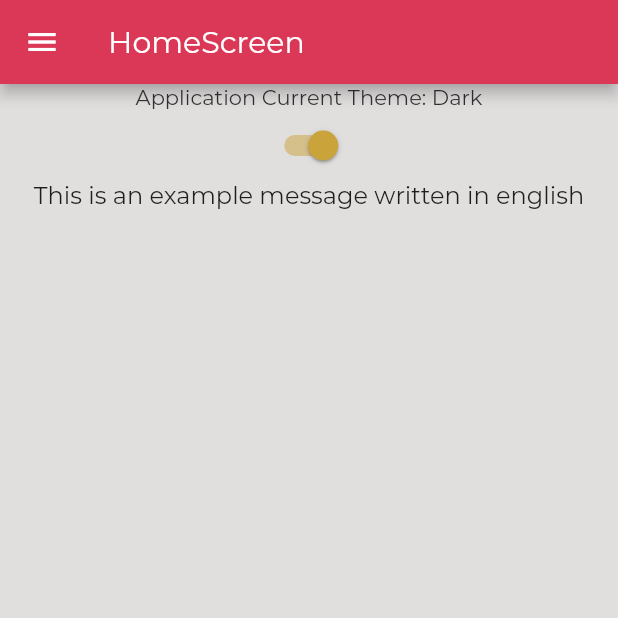
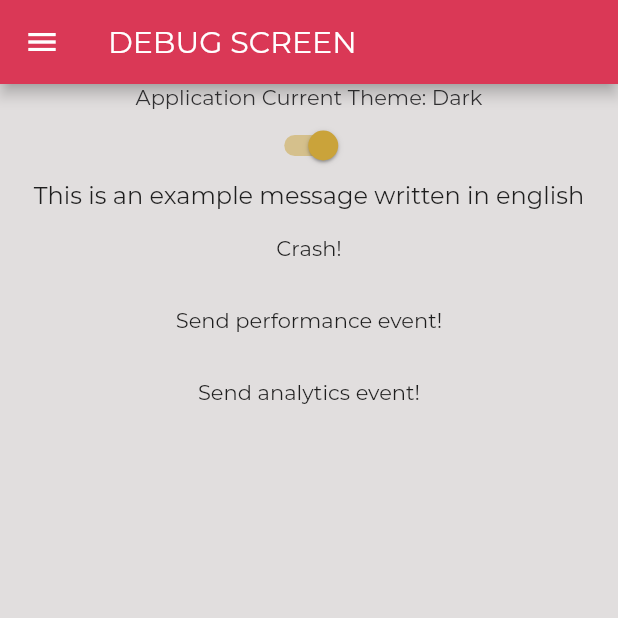
Before and after one commit to DominikHinc/WordFishing_Flutter, a Flutter app: the screen it shows after launch, on a phone screen of 412 x 824 dp, the top half of it. Run offline on Flutter 3.47's test engine with Material 2 defaults, Android fonts, the phone set to English and light mode, and no system bars; our stand-ins replace firebase_analytics, firebase_core, firebase_crashlytics; missing offline and left inert: firebase_performance; accounts and stored records are empty.

Commit message:
Add firebase support

```diff
--- a/lib/main.dart
+++ b/lib/main.dart
@@ -1,10 +1,26 @@
 import 'package:WordFishing/navigation/routes-config.dart';
 import 'package:WordFishing/providers/theme-provider.dart';
 import 'package:WordFishing/services/app-localizations.dart';
+import 'package:firebase_analytics/firebase_analytics.dart';
+import 'package:firebase_analytics/observer.dart';
+import 'package:firebase_core/firebase_core.dart';
+import 'package:firebase_crashlytics/firebase_crashlytics.dart';
+import 'package:firebase_performance/firebase_performance.dart';
 import 'package:flutter/material.dart';
 import 'package:provider/provider.dart';
 
-void main() {
+FirebaseAnalytics analytics;
+FirebasePerformance performance;
+void main() async {
+  WidgetsFlutterBinding.ensureInitialized();
+  await Firebase.initializeApp();
+
+  analytics = FirebaseAnalytics();
+
+  // In order to see the error on the fire base you should: throw FlutterError('Error Message');
+  FirebaseCrashlytics.instance.setCrashlyticsCollectionEnabled(true);
+  FlutterError.onError = FirebaseCrashlytics.instance.recordFlutterError;
+
   runApp(MyApp());
 }
 
@@ -21,6 +37,9 @@ class MyApp extends StatelessWidget {
         builder: (_, theme, __) => MaterialApp(
           title: 'WordFishing',
           theme: theme.currentTheme,
+          navigatorObservers: [
+            FirebaseAnalyticsObserver(analytics: FirebaseAnalytics())
+          ],
           supportedLocales: getSupportedLocales(),
           localizationsDelegates: getLocalizationsDelegates(),
           localeResolutionCallback: (locale, supportedLocales) =>
--- a/lib/navigation/routes-config.dart
+++ b/lib/navigation/routes-config.dart
@@ -2,6 +2,7 @@ import 'package:WordFishing/screens/achievements-screen.dart';
 import 'package:WordFishing/screens/auth-screen.dart';
 import 'package:WordFishing/screens/credits-screen.dart';
 import 'package:WordFishing/screens/custom-list-screen.dart';
+import 'package:WordFishing/screens/debug-screen.dart';
 import 'package:WordFishing/screens/home-screen.dart';
 import 'package:WordFishing/screens/learning-screen.dart';
 import 'package:WordFishing/screens/settings-screen.dart';
@@ -12,7 +13,7 @@ const INITIAL_ROUTE = './';
 
 Map<String, Widget Function(BuildContext)> getRouteNames() {
   return {
-    INITIAL_ROUTE: (_) => HomeScreen(),
+    INITIAL_ROUTE: (_) => DebugScreen(),
     AuthScreen.routeName: (ctx) => AuthScreen(),
     UnitsScreen.routeName: (ctx) => UnitsScreen(),
     SettingsScreen.routeName: (ctx) => SettingsScreen(),
--- /dev/null
+++ b/lib/screens/debug-screen.dart
@@ -0,0 +1,80 @@
+import 'dart:async';
+
+import 'package:WordFishing/navigation/routes-config.dart';
+import 'package:WordFishing/providers/theme-provider.dart';
+import 'package:WordFishing/services/analytics/analytics-events.dart';
+import 'package:WordFishing/services/performance/prerformance-events.dart';
+import 'package:WordFishing/utils/translate.dart';
+import 'package:WordFishing/widgets/main-drawer.dart';
+import 'package:firebase_crashlytics/firebase_crashlytics.dart';
+import 'package:flutter/material.dart';
+import 'package:provider/provider.dart';
+
+// THIS SCREEN IS USED FOR DEBUG PURPOUSES
+class DebugScreen extends StatefulWidget {
+  static const routeName = INITIAL_ROUTE;
+  @override
+  _DebugScreenState createState() => _DebugScreenState();
+}
+
+class _DebugScreenState extends State<DebugScreen> {
+  var isSwitched = true;
+
+  @override
+  Widget build(BuildContext context) {
+    return Center(
+      child: Scaffold(
+        drawer: MainDrawer(),
+        appBar: AppBar(
+          title: Text('DEBUG SCREEN'),
+        ),
+        body: Center(
+          child: Column(
+            children: [
+              Text(
+                  "Application Current Theme: ${isSwitched ? "Dark" : "Light"}"),
+              Consumer<ApplicationThemeProvider>(
+                builder: (_, theme, ___) => Switch(
+                  onChanged: (value) {
+                    setState(() {
+                      isSwitched = value;
+                    });
+                    theme.switchTheme(value ? Themes.DARK : Themes.LIGHT);
+                  },
+                  value: isSwitched,
+                ),
+              ),
+              Text(
+                // NEW WAY OF TRANSLATING TEXT
+                translate(context, 'example_message'),
+                // THIS SHOULD BE THE DEFAULT WAY OF STYLING TEXT
+                style: Theme.of(context).textTheme.subtitle1,
+              ),
+              FlatButton(
+                child: Text("Crash!"),
+                onPressed: () => FirebaseCrashlytics.instance.crash(),
+              ),
+              FlatButton(
+                child: Text("Send performance event!"),
+                onPressed: () {
+                  final performanceEvent = measureVocabularyLoadTime();
+                  Timer(Duration(seconds: 5), () {
+                    print("Stopped measuring time");
+                    performanceEvent.stop();
+                  });
+                },
+              ),
+              FlatButton(
+                child: Text("Send analytics event!"),
+                onPressed: () {
+                  print("Event will be sent");
+                  sendTestEvent();
+                },
+              )
+            ],
+          ),
+        ),
+      ),
+    );
+  }
+}
--- a/lib/screens/home-screen.dart
+++ b/lib/screens/home-screen.dart
@@ -2,6 +2,7 @@ import 'package:WordFishing/navigation/routes-config.dart';
 import 'package:WordFishing/providers/theme-provider.dart';
 import 'package:WordFishing/utils/translate.dart';
 import 'package:WordFishing/widgets/main-drawer.dart';
+import 'package:firebase_crashlytics/firebase_crashlytics.dart';
 import 'package:flutter/material.dart';
 import 'package:provider/provider.dart';
 
@@ -23,29 +24,7 @@ class _HomeScreenState extends State<HomeScreen> {
           title: Text('HomeScreen'),
         ),
         body: Center(
-          child: Column(
-            children: [
-              Text(
-                  "Application Current Theme: ${isSwitched ? "Dark" : "Light"}"),
-              Consumer<ApplicationThemeProvider>(
-                builder: (_, theme, ___) => Switch(
-                  onChanged: (value) {
-                    setState(() {
-                      isSwitched = value;
-                    });
-                    theme.switchTheme(value ? Themes.DARK : Themes.LIGHT);
-                  },
-                  value: isSwitched,
-                ),
-              ),
-              Text(
-                // NEW WAY OF TRANSLATING TEXT
-                translate(context, 'example_message'),
-                // THIS SHOULD BE THE DEFAULT WAY OF STYLING TEXT
-                style: Theme.of(context).textTheme.subtitle1,
-              ),
-            ],
-          ),
+          child: Text("Home Screen!"),
         ),
       ),
     );
```
Also changed, not shown: lib/services/analytics/analytics-events.dart (added, +11 -0 lines), lib/services/performance/prerformance-events.dart (added, +18 -0 lines), pubspec.yaml (+21 -0 lines), pubspec.lock, 15 other files.
